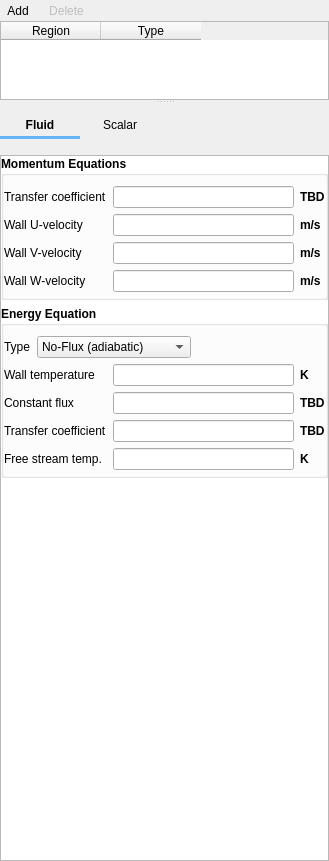
The window that gui/uifiles/boundary_conditions.ui (truongd8593/mfix) describes before a commit, drawn with Qt 5.
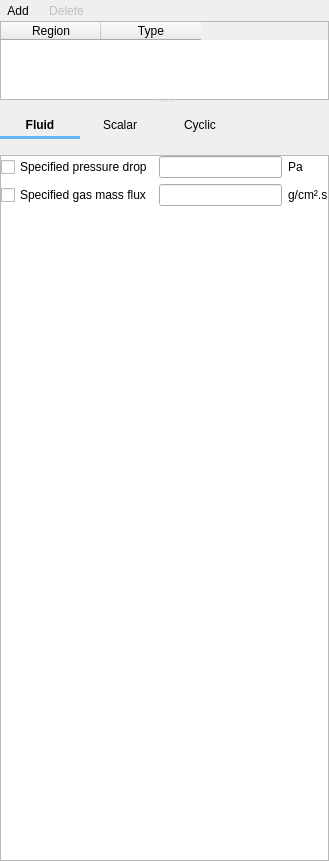
The same window after the commit. The open tabs and pages were chosen to show the change. Custom widgets are drawn as their Qt base class.

Commit message: support for cyclic BCs

Diff of the .ui file:
```diff
--- a/gui/uifiles/boundary_conditions.ui
+++ b/gui/uifiles/boundary_conditions.ui
@@ -302,6 +302,16 @@
               </property>
              </widget>
             </item>
+            <item row="0" column="2">
+             <widget class="QPushButton" name="pushbutton_cyclic">
+              <property name="text">
+               <string>Cyclic</string>
+              </property>
+              <property name="flat">
+               <bool>true</bool>
+              </property>
+             </widget>
+            </item>
            </layout>
           </widget>
          </item>
@@ -2636,6 +2646,69 @@
                </item>
               </layout>
              </widget>
+             <widget class="QWidget" name="page_cyclic">
+              <layout class="QGridLayout" name="gridLayout">
+               <property name="leftMargin">
+                <number>0</number>
+               </property>
+               <property name="topMargin">
+                <number>0</number>
+               </property>
+               <property name="rightMargin">
+                <number>0</number>
+               </property>
+               <property name="bottomMargin">
+                <number>0</number>
+               </property>
+               <item row="0" column="0">
+                <widget class="QCheckBox" name="checkbox_cyclic_pd">
+                 <property name="text">
+                  <string>Specified pressure drop</string>
+                 </property>
+                </widget>
+               </item>
+               <item row="1" column="0">
+                <widget class="QCheckBox" name="checkbox_flux_g">
+                 <property name="text">
+                  <string>Specified gas mass flux</string>
+                 </property>
+                </widget>
+               </item>
+               <item row="1" column="1">
+                <widget class="LineEdit" name="lineedit_keyword_flux_g"/>
+               </item>
+               <item row="1" column="2" colspan="2">
+                <widget class="QLabel" name="label_flux_g_units">
+                 <property name="text">
+                  <string>g/cm².s</string>
+                 </property>
+                </widget>
+               </item>
+               <item row="2" column="0">
+                <spacer name="verticalSpacer">
+                 <property name="orientation">
+                  <enum>Qt::Vertical</enum>
+                 </property>
+                 <property name="sizeHint" stdset="0">
+                  <size>
+                   <width>20</width>
+                   <height>615</height>
+                  </size>
+                 </property>
+                </spacer>
+               </item>
+               <item row="0" column="1">
+                <widget class="LineEdit" name="lineedit_delp"/>
+               </item>
+               <item row="0" column="2">
+                <widget class="QLabel" name="label_delp_units">
+                 <property name="text">
+                  <string>Pa</string>
+                 </property>
+                </widget>
+               </item>
+              </layout>
+             </widget>
             </widget>
            </item>
            <item row="2" column="0">
```
The commit also changes 2 other files.
